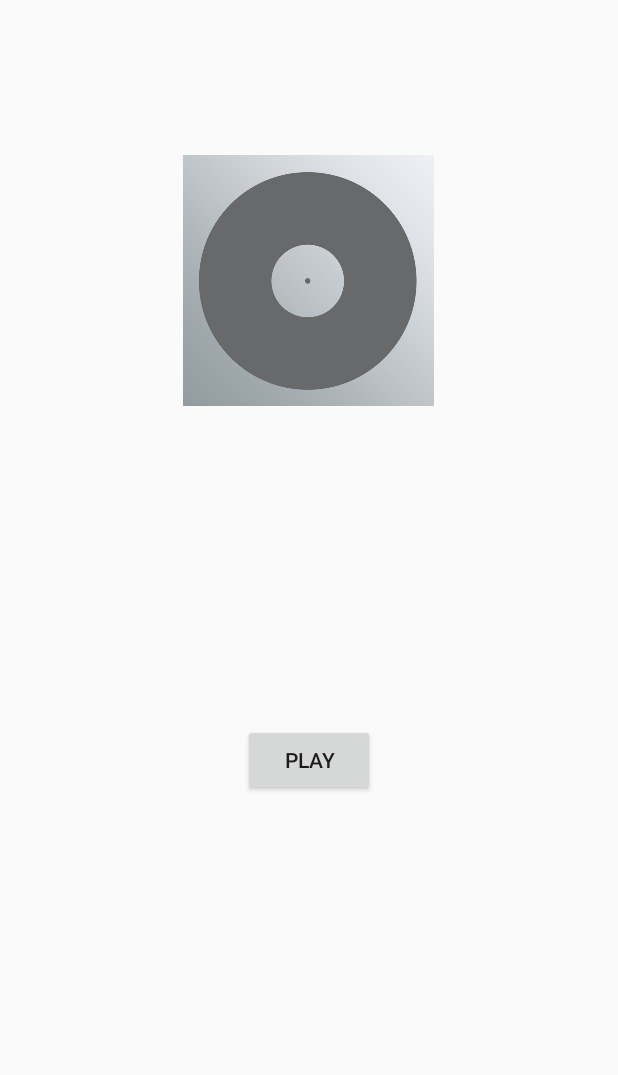
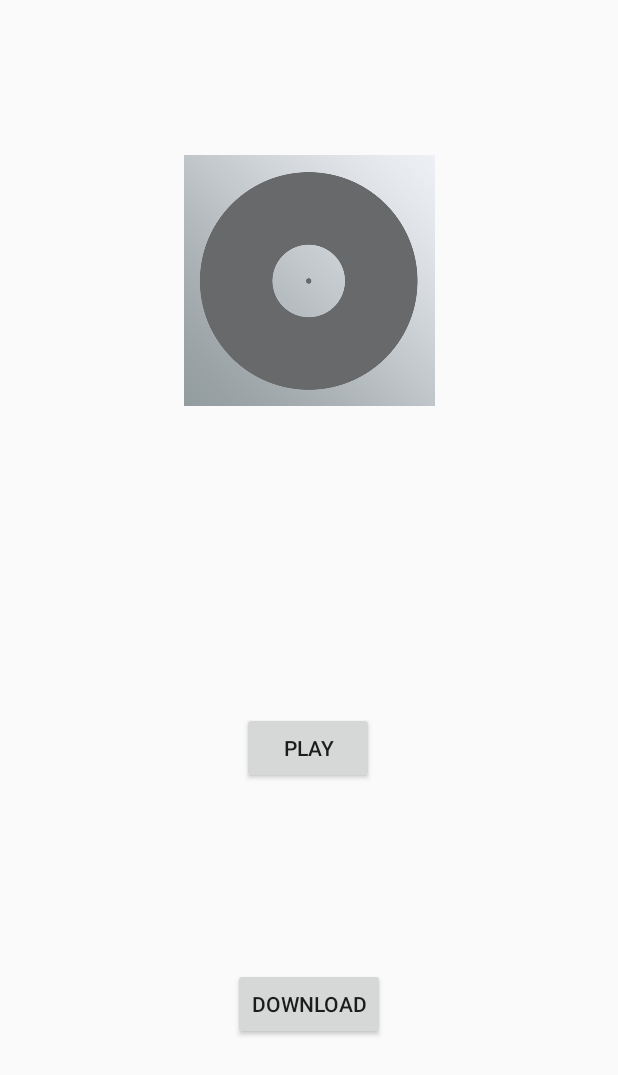
Before and after one commit to BrainBroader/MusicStreamer-Android, an Android app: the Player screen opened directly, with no data from a screen before it, on a phone screen of 412 x 824 dp. Shown: the top 1075 px of the screen. Run offline under Robolectric (Android 15) with nearby library versions, the phone set to English and light mode, and no system bars; 10 statements that could not run were skipped.

Commit message:
download mp3

```diff
--- a/app/src/main/res/layout/music_player.xml
+++ b/app/src/main/res/layout/music_player.xml
@@ -1,59 +1,70 @@
 <?xml version="1.0" encoding="utf-8"?>
-<RelativeLayout xmlns:android="http://schemas.android.com/apk/res/android"
+<androidx.constraintlayout.widget.ConstraintLayout xmlns:android="http://schemas.android.com/apk/res/android"
     xmlns:app="http://schemas.android.com/apk/res-auto"
     xmlns:tools="http://schemas.android.com/tools"
+    android:id="@+id/relativeLayout"
     android:layout_width="match_parent"
     android:layout_height="match_parent">
-
-    <TextView
-        android:id="@+id/textView4"
-        android:layout_width="wrap_content"
-        android:layout_height="wrap_content"
-        android:text="Chunks"
-        android:textSize="36sp"
-        android:layout_centerHorizontal="true"
-        android:textStyle="bold"
-        android:visibility="invisible"
-        tools:visibility="visible"/>
 
     <TextView
         android:id="@+id/textView2"
         android:layout_width="wrap_content"
         android:layout_height="wrap_content"
-        android:layout_below="@id/textView"
+        android:layout_marginTop="8dp"
         android:text="Artist"
         android:textSize="7pt"
-        android:layout_marginLeft="10dip"
-        />
+        android:gravity="center"
+        app:layout_constraintEnd_toEndOf="parent"
+        app:layout_constraintStart_toStartOf="parent"
+        app:layout_constraintTop_toBottomOf="@id/textView" />
 
     <TextView
         android:id="@+id/textView"
         android:layout_width="wrap_content"
         android:layout_height="wrap_content"
-        android:layout_below="@id/cover"
-        android:layout_marginTop="150dp"
-        android:layout_marginLeft="10dip"
+        android:layout_marginTop="100dp"
+        android:gravity="center"
         android:text="Song title"
         android:textSize="20sp"
-        android:textStyle="bold" />
+        android:textStyle="bold"
+        app:layout_constraintEnd_toEndOf="parent"
+        app:layout_constraintStart_toStartOf="parent"
+        app:layout_constraintTop_toBottomOf="@id/cover" />
 
     <Button
         android:id="@+id/button"
         android:layout_width="wrap_content"
         android:layout_height="wrap_content"
-        android:layout_below="@id/textView2"
-        android:layout_centerHorizontal="true"
-        android:layout_marginTop="10dp"
-        android:text="play" />
+        android:layout_marginTop="44dp"
+        android:text="play"
+        app:layout_constraintEnd_toEndOf="parent"
+        app:layout_constraintHorizontal_bias="0.498"
+        app:layout_constraintLeft_toLeftOf="parent"
+        app:layout_constraintRight_toRightOf="parent"
+        app:layout_constraintStart_toStartOf="parent"
+        app:layout_constraintTop_toBottomOf="@id/textView2" />
 
     <ImageView
         android:id="@+id/cover"
         android:layout_width="167dp"
         android:layout_height="174dp"
-        android:layout_centerHorizontal="true"
         android:layout_marginTop="100dp"
-        android:src="@drawable/album" />
+        android:src="@drawable/album"
+        app:layout_constraintLeft_toLeftOf="parent"
+        app:layout_constraintRight_toRightOf="parent"
+        app:layout_constraintTop_toTopOf="parent" />
+
+    <Button
+        android:id="@+id/button4"
+        android:layout_width="wrap_content"
+        android:layout_height="wrap_content"
+        android:layout_marginTop="32dp"
+        android:layout_marginBottom="40dp"
+        android:text="download"
+        app:layout_constraintBottom_toBottomOf="parent"
+        app:layout_constraintEnd_toEndOf="parent"
+        app:layout_constraintStart_toStartOf="parent"
+        app:layout_constraintTop_toBottomOf="@+id/button" />
 
 
-
-</RelativeLayout>
+</androidx.constraintlayout.widget.ConstraintLayout>
```
Also changed, not shown: app/src/main/java/aueb/ds/musicstreamer/Player.java (+59 -27 lines).
